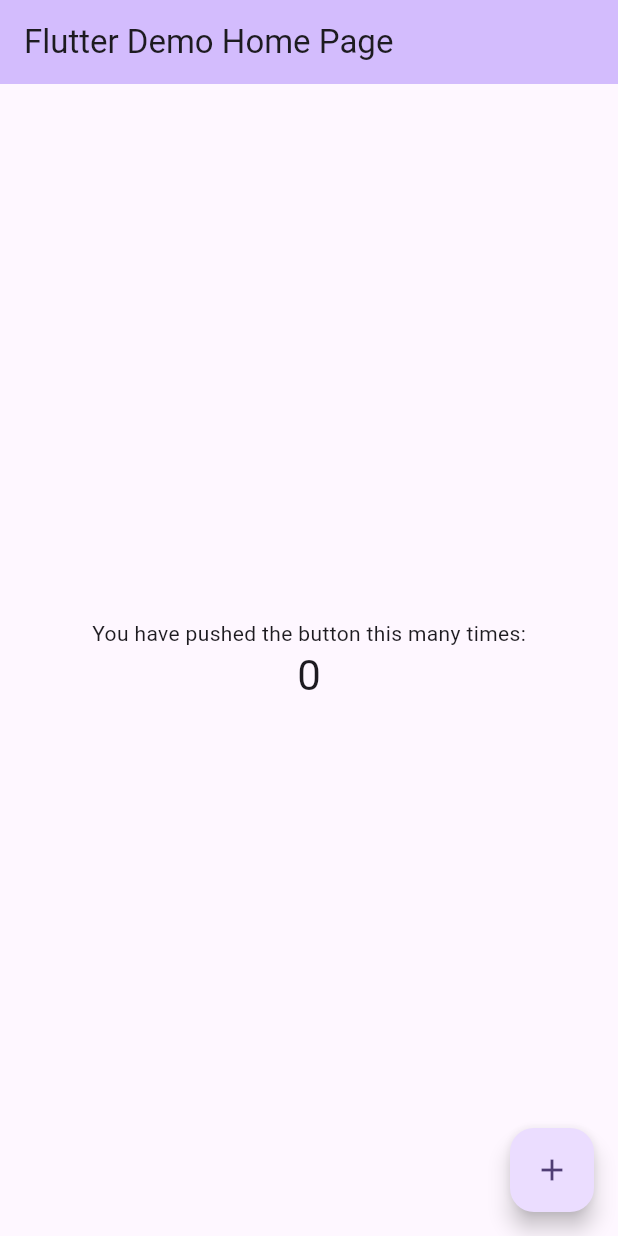
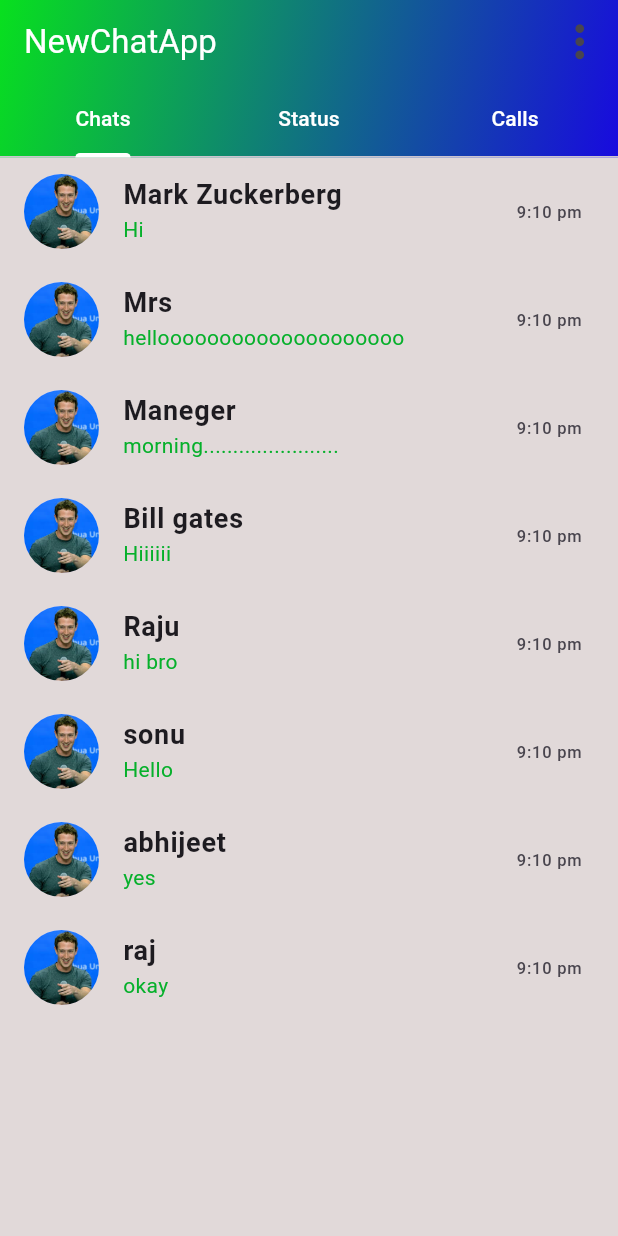
Before and after one commit to Ajaykumaryadav-Aj/newchat_app, a Flutter app: the screen it shows after launch, on a phone screen of 412 x 824 dp. Run offline on Flutter 3.47's test engine with Material 2 defaults, Android fonts, the phone set to English and light mode, and no system bars.

Commit message:
homepage and chattabscreen

```diff
--- a/lib/main.dart
+++ b/lib/main.dart
@@ -1,4 +1,5 @@
 import 'package:flutter/material.dart';
+import 'package:newchat_app/screens/home_page_screen.dart';
 
 void main() {
   runApp(const MyApp());
@@ -7,119 +8,16 @@ void main() {
 class MyApp extends StatelessWidget {
   const MyApp({super.key});
 
-  // This widget is the root of your application.
   @override
   Widget build(BuildContext context) {
     return MaterialApp(
       title: 'Flutter Demo',
+      debugShowCheckedModeBanner: false,
       theme: ThemeData(
-        // This is the theme of your application.
-        //
-        // TRY THIS: Try running your application with "flutter run". You'll see
-        // the application has a blue toolbar. Then, without quitting the app,
-        // try changing the seedColor in the colorScheme below to Colors.green
-        // and then invoke "hot reload" (save your changes or press the "hot
-        // reload" button in a Flutter-supported IDE, or press "r" if you used
-        // the command line to start the app).
-        //
-        // Notice that the counter didn't reset back to zero; the application
-        // state is not lost during the reload. To reset the state, use hot
-        // restart instead.
-        //
-        // This works for code too, not just values: Most code changes can be
-        // tested with just a hot reload.
         colorScheme: ColorScheme.fromSeed(seedColor: Colors.deepPurple),
         useMaterial3: true,
       ),
-      home: const MyHomePage(title: 'Flutter Demo Home Page'),
+      home: const HomePageScreen(),
     );
   }
 }
-
-class MyHomePage extends StatefulWidget {
-  const MyHomePage({super.key, required this.title});
-
-  // This widget is the home page of your application. It is stateful, meaning
-  // that it has a State object (defined below) that contains fields that affect
-  // how it looks.
-
-  // This class is the configuration for the state. It holds the values (in this
-  // case the title) provided by the parent (in this case the App widget) and
-  // used by the build method of the State. Fields in a Widget subclass are
-  // always marked "final".
-
-  final String title;
-
-  @override
-  State<MyHomePage> createState() => _MyHomePageState();
-}
-
-class _MyHomePageState extends State<MyHomePage> {
-  int _counter = 0;
-
-  void _incrementCounter() {
-    setState(() {
-      // This call to setState tells the Flutter framework that something has
-      // changed in this State, which causes it to rerun the build method below
-      // so that the display can reflect the updated values. If we changed
-      // _counter without calling setState(), then the build method would not be
-      // called again, and so nothing would appear to happen.
-      _counter++;
-    });
-  }
-
-  @override
-  Widget build(BuildContext context) {
-    // This method is rerun every time setState is called, for instance as done
-    // by the _incrementCounter method above.
-    //
-    // The Flutter framework has been optimized to make rerunning build methods
-    // fast, so that you can just rebuild anything that needs updating rather
-    // than having to individually change instances of widgets.
-    return Scaffold(
-      appBar: AppBar(
-        // TRY THIS: Try changing the color here to a specific color (to
-        // Colors.amber, perhaps?) and trigger a hot reload to see the AppBar
-        // change color while the other colors stay the same.
-        backgroundColor: Theme.of(context).colorScheme.inversePrimary,
-        // Here we take the value from the MyHomePage object that was created by
-        // the App.build method, and use it to set our appbar title.
-        title: Text(widget.title),
-      ),
-      body: Center(
-        // Center is a layout widget. It takes a single child and positions it
-        // in the middle of the parent.
-        child: Column(
-          // Column is also a layout widget. It takes a list of children and
-          // arranges them vertically. By default, it sizes itself to fit its
-          // children horizontally, and tries to be as tall as its parent.
-          //
-          // Column has various properties to control how it sizes itself and
-          // how it positions its children. Here we use mainAxisAlignment to
-          // center the children vertically; the main axis here is the vertical
-          // axis because Columns are vertical (the cross axis would be
-          // horizontal).
-          //
-          // TRY THIS: Invoke "debug painting" (choose the "Toggle Debug Paint"
-          // action in the IDE, or press "p" in the console), to see the
-          // wireframe for each widget.
-          mainAxisAlignment: MainAxisAlignment.center,
-          children: <Widget>[
-            const Text(
-              'You have pushed the button this many times:',
-            ),
-            Text(
-              '$_counter',
-              style: Theme.of(context).textTheme.headlineMedium,
-            ),
-          ],
-        ),
-      ),
-      floatingActionButton: FloatingActionButton(
-        onPressed: _incrementCounter,
-        tooltip: 'Increment',
-        child: const Icon(Icons.add),
-      ), // This trailing comma makes auto-formatting nicer for build methods.
-    );
-  }
-}
--- /dev/null
+++ b/lib/screens/chat_tabs_screen.dart
@@ -0,0 +1,68 @@
+import 'package:flutter/material.dart';
+
+List<Map<String, dynamic>> chatlist = [
+  {
+    'name': "Mark Zuckerberg",
+    'message': 'Hi',
+    'image': 'assets/mark zuckerberg.jpeg'
+  },
+  {
+    'name': 'Mrs',
+    'message': 'helloooooooooooooooooooo',
+    'image': 'assets/mark zuckerberg.jpeg'
+  },
+  {
+    'name': 'Maneger',
+    'message': 'morning.......................',
+    'image': 'assets/mark zuckerberg.jpeg'
+  },
+  {
+    'name': 'Bill gates',
+    'message': 'Hiiiiii',
+    'image': 'assets/mark zuckerberg.jpeg'
+  },
+  {'name': 'Raju', 'message': 'hi bro', 'image': 'assets/mark zuckerberg.jpeg'},
+  {'name': 'sonu', 'message': 'Hello', 'image': 'assets/mark zuckerberg.jpeg'},
+  {
+    'name': 'abhijeet',
+    'message': 'yes',
+    'image': 'assets/mark zuckerberg.jpeg'
+  },
+  {'name': 'raj', 'message': 'okay', 'image': 'assets/mark zuckerberg.jpeg'}
+];
+
+class ChatTabScreen extends StatefulWidget {
+  const ChatTabScreen({super.key});
+
+  @override
+  State<ChatTabScreen> createState() => _ChatTabScreenState();
+}
+
+class _ChatTabScreenState extends State<ChatTabScreen> {
+  @override
+  Widget build(BuildContext context) {
+    return Scaffold(
+        backgroundColor: Color.fromARGB(247, 224, 216, 216),
+        body: ListView.builder(
+          itemCount: chatlist.length,
+          itemBuilder: (context, index) {
+            return ListTile(
+              leading: CircleAvatar(
+                radius: 25,
+                backgroundImage: AssetImage(chatlist[index]['image']),
+              ),
+              title: Text(
+                chatlist[index]['name'],
+                style:
+                    const TextStyle(fontWeight: FontWeight.bold, fontSize: 18),
+              ),
+              subtitle: Text(
+                chatlist[index]['message'],
+                style: TextStyle(color: Color.fromARGB(255, 6, 176, 43)),
+              ),
+              trailing: Text('9:10 pm'),
+            );
+          },
+        ));
+  }
+}
--- /dev/null
+++ b/lib/screens/home_page_screen.dart
@@ -0,0 +1,88 @@
+import 'package:flutter/material.dart';
+import 'package:newchat_app/screens/chat_tabs_screen.dart';
+
+class HomePageScreen extends StatefulWidget {
+  const HomePageScreen({super.key});
+
+  @override
+  State<HomePageScreen> createState() => _HomePageScreenState();
+}
+
+class _HomePageScreenState extends State<HomePageScreen> {
+  @override
+  Widget build(BuildContext context) {
+    return DefaultTabController(
+      length: 3,
+      child: Scaffold(
+        appBar: AppBar(
+          title: const Text(
+            'NewChatApp',
+            style: TextStyle(color: Colors.white),
+          ),
+          actions: [
+            PopupMenuButton(
+              iconSize: 35,
+              color: Colors.white,
+              itemBuilder: (context) => [
+                const PopupMenuItem(
+                  child: Text('search'),
+                ),
+                const PopupMenuItem(
+                  child: Text('New broadcast'),
+                ),
+                const PopupMenuItem(
+                  child: Text('Linked device'),
+                ),
+                const PopupMenuItem(
+                  child: Text('Starred message'),
+                ),
+                PopupMenuItem(
+                  onTap: () async {},
+                  child: const Text('Payments'),
+                ),
+                const PopupMenuItem(
+                  child: Text('Settings'),
+                ),
+              ],
+            )
+          ],
+          flexibleSpace: Container(
+            decoration: const BoxDecoration(
+              gradient: LinearGradient(
+                begin: FractionalOffset(0.0, 0.0),
+                end: FractionalOffset(1.0, 1.0),
+                colors: <Color>[
+                  Color.fromARGB(255, 8, 224, 30),
+                  Color.fromARGB(255, 24, 10, 223),
+                ],
+                stops: <double>[0.0, 1.0],
+                tileMode: TileMode.clamp,
+              ),
+            ),
+          ),
+          bottom: const TabBar(
+            indicatorColor: Colors.white,
+            indicatorWeight: 3.0,
+            indicatorSize: TabBarIndicatorSize.label,
+            labelColor: Colors.white,
+            unselectedLabelColor: Colors.white,
+            tabs: [
+              Tab(text: 'Chats'),
+              Tab(text: 'Status'),
+              Tab(text: 'Calls'),
+            ],
+          ),
+        ),
+        body: const TabBarView(children: [
+          ChatTabScreen(),
+          Tab(
+            text: 'Status',
+          ),
+          Tab(
+            text: 'Calls',
+          )
+        ]),
+      ),
+    );
+  }
+}
--- a/pubspec.yaml
+++ b/pubspec.yaml
@@ -59,8 +59,8 @@ flutter:
   uses-material-design: true
 
   # To add assets to your application, add an assets section, like this:
-  # assets:
-  #   - images/a_dot_burr.jpeg
+  assets:
+      - assets/
   #   - images/a_dot_ham.jpeg
 
   # An image asset can refer to one or more resolution-specific "variants", see
```
Also changed, not shown: assets/mark zuckerberg.jpeg (added).
